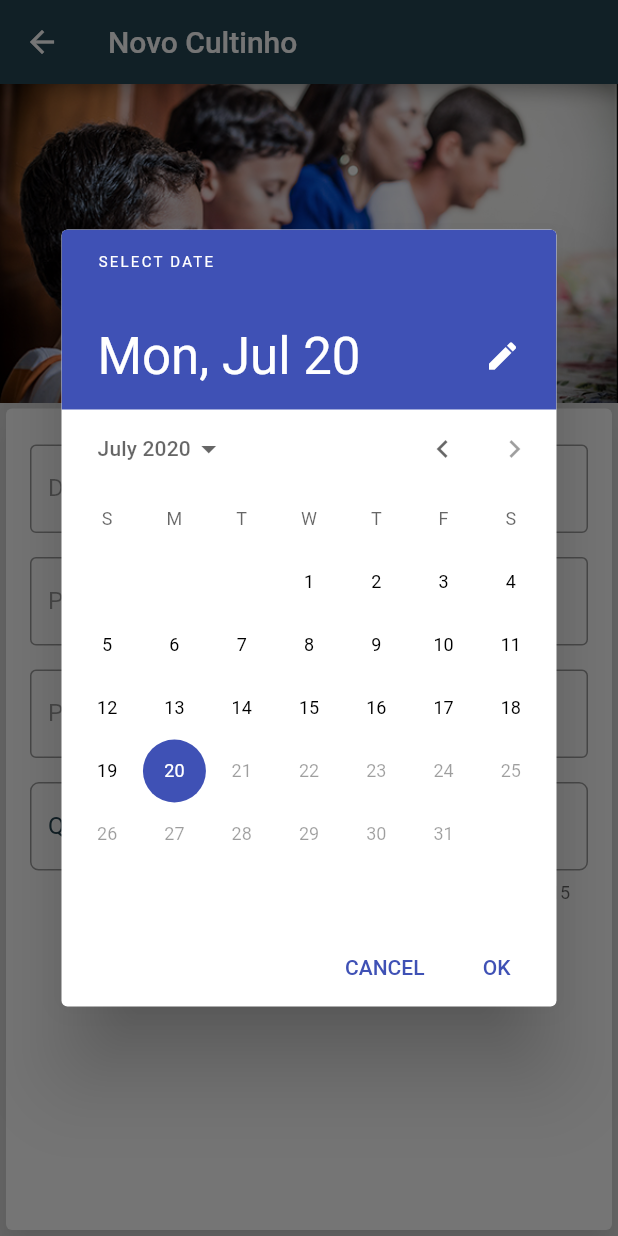
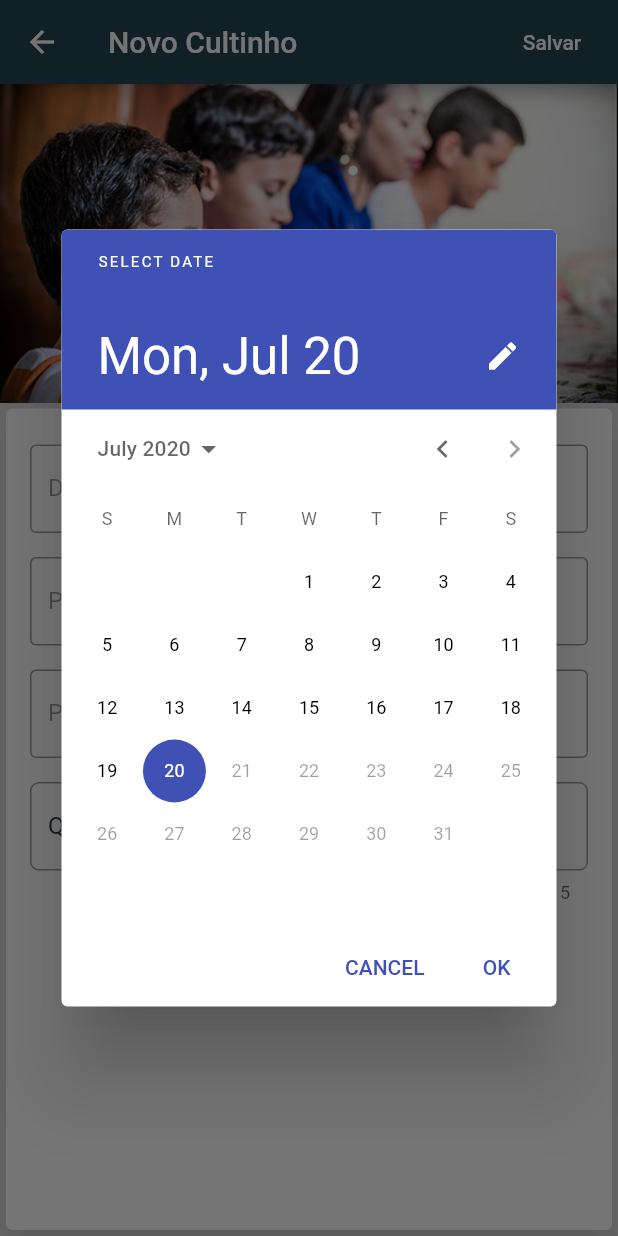
Before and after one commit to 1ucas/culto-domestico-app, a Flutter app: the NovoCultinho screen opened directly, after a tap on "Data", on a phone screen of 412 x 824 dp. Run offline on Flutter 3.47's test engine with Material 2 defaults, Android fonts, the phone set to English and light mode, and no system bars.

Commit message:
Salvando cultinho

```diff
--- a/lib/app/cultinhos/services/cultinho_service.dart
+++ b/lib/app/cultinhos/services/cultinho_service.dart
@@ -9,4 +9,8 @@ class CultinhoService {
   void removerCultinho({String id}) {
     return CultinhoLocalData.removerCultinho(id: id);
   }
+
+  void salvarCultinho({Cultinho cultinho}) {
+    return CultinhoLocalData.salvarNovoCultinho(cultinho: cultinho);
+  }
 }
--- a/lib/app/cultinhos/ui/cultinho_list_tile.dart
+++ b/lib/app/cultinhos/ui/cultinho_list_tile.dart
@@ -7,25 +7,25 @@ import 'package:flutter/material.dart';
 
 class CultinhoListTile extends StatelessWidget {
   final Cultinho cultinho;
-  final void Function(String id)onDelete;
+  final void Function(String id) onDelete;
 
-  const CultinhoListTile({Key key, @required this.cultinho, @required this.onDelete}) : super(key: key);
+  const CultinhoListTile(
+      {Key key, @required this.cultinho, @required this.onDelete})
+      : super(key: key);
 
   Widget _buildQuemOrou() {
     final quemOrou = cultinho.quemOrou;
-    return Row(
-      crossAxisAlignment: CrossAxisAlignment.start,
+    return Container(
+      width: 170,
+      child: Wrap(
         children: [
-        Text("Quem orou: "),
           if (quemOrou == null) ...<Widget>[
             Text("Ninguém orou"),
           ] else ...[
-          Padding(
-            padding: const EdgeInsets.only(left: 8.0),
-            child: Text(quemOrou),
-          ),
+            Text("Quem orou: $quemOrou"),
           ]
         ],
+      ),
     );
   }
 
@@ -37,11 +37,23 @@ class CultinhoListTile extends StatelessWidget {
         mainAxisAlignment: MainAxisAlignment.spaceBetween,
         children: [
           _buildQuemOrou(),
-          Text(
+          Padding(
+            padding: const EdgeInsets.only(left: 8.0),
+            child: Text(
               "Data: ${cultinho.dia}",
               style: TextStyle(fontSize: 12),
             ),
+          ),
         ],
+      ),
+    );
+  }
+
+  Widget _buildPassagemLida() {
+    return Padding(
+      padding: const EdgeInsets.all(8.0),
+      child: Text(
+                "Passagem Lida: ${cultinho.leituraFeita == null ? "" : cultinho.leituraFeita.first}",
               ),
     );
   }
@@ -54,12 +66,13 @@ class CultinhoListTile extends StatelessWidget {
             crossAxisAlignment: CrossAxisAlignment.start,
             children: [
               _buildTitle(),
+              _buildPassagemLida(),
               _buildPedidos(),
             ],
           ),
         ),
         Padding(
-          padding: const EdgeInsets.only(left: 8.0, right: 16.0),
+          padding: const EdgeInsets.only(left: 0.0, right: 8.0),
           child: IconButton(
               icon: Icon(Icons.delete_forever, color: AppStyle.DangerColor),
               onPressed: () {
--- a/lib/app/cultinhos/ui/novo_cultinho_page.dart
+++ b/lib/app/cultinhos/ui/novo_cultinho_page.dart
@@ -1,4 +1,6 @@
 import 'package:culto_domestico_app/app/common/styles/app_styles.dart';
+import 'package:culto_domestico_app/app/cultinhos/models/cultinho.dart';
+import 'package:culto_domestico_app/app/cultinhos/services/cultinho_service.dart';
 import 'package:culto_domestico_app/app/cultinhos/ui/passagem_biblica_dialog.dart';
 import 'package:culto_domestico_app/app/home/ui/models/passagem_biblica.dart';
 import 'package:culto_domestico_app/app/pedidos_oracao/models/pedido_oracao.dart';
@@ -17,10 +19,10 @@ class _NovoCultinhoState extends State<NovoCultinho> {
   TextEditingController _pedidosController = TextEditingController();
   TextEditingController _passagemLidaController = TextEditingController();
   TextEditingController _quemOrouController = TextEditingController();
-  String livro;
-  int capituloLido;
-  List<int> versiculosLidos;
+  DateTime _dataSelecionada;
   List<PedidoOracao> _pedidosOracao;
+  List<PassagemBiblica> _passagensLidas;
+  final _formKey = GlobalKey<FormState>();
 
   @override
   void dispose() {
@@ -35,7 +37,7 @@ class _NovoCultinhoState extends State<NovoCultinho> {
     return ListView(
       children: [
         Form(
-          key: Key("123"),
+          key: _formKey,
           child: Padding(
             padding: const EdgeInsets.all(16.0),
             child: Column(
@@ -59,6 +61,7 @@ class _NovoCultinhoState extends State<NovoCultinho> {
         firstDate: DateTime.tryParse('2019-06-10T00:00:00'),
         lastDate: DateTime.now());
     setState(() {
+      _dataSelecionada = date;
       if (date != null) {
         _dateController.text =
             "${date.day}/${date.month.toString().padLeft(2, '0')}/${date.year}";
@@ -109,9 +112,24 @@ class _NovoCultinhoState extends State<NovoCultinho> {
       },
     ).then((value) {
       setState(() {
-        _passagemLidaController.text = "Passagem: ${value.toString()}";
+        _passagensLidas = value;
+        _passagemLidaController.text =
+            value != null ? "Passagem: ${value.toString()}" : null;
       });
     });
+  }
+
+  _salvarCultinho() {
+    if(_formKey.currentState.validate()) {
+      final novoCultinho = Cultinho(
+        data: _dataSelecionada,
+        quemOrou: _quemOrouController.text,
+        leituraFeita: _passagensLidas,
+        pedidosOracao: _pedidosOracao
+      );
+      CultinhoService().salvarCultinho(cultinho: novoCultinho);
+      Navigator.pop(context);
+    }
   }
 
   Widget _buildData() {
@@ -237,6 +255,19 @@ class _NovoCultinhoState extends State<NovoCultinho> {
     return Scaffold(
       appBar: AppBar(
         backgroundColor: AppStyle.PrimaryColor,
+        actions: [
+          FlatButton(
+            child: Text(
+              "Salvar",
+              style: TextStyle(
+                color: Colors.white,
+              ),
+            ),
+            onPressed: () {
+              _salvarCultinho();
+            },
+          )
+        ],
         title: Text("Novo Cultinho"),
       ),
       body: _buildContents(),
--- a/lib/app/cultinhos/ui/passagem_selector.dart
+++ b/lib/app/cultinhos/ui/passagem_selector.dart
@@ -54,7 +54,6 @@ class _PassagemSelectorState extends State<PassagemSelector> {
             versiculos: versiculos.toList())
       ];
     } else {
-      return null;
     }
   }
 
--- a/lib/app/home/ui/models/passagem_biblica.dart
+++ b/lib/app/home/ui/models/passagem_biblica.dart
@@ -80,6 +80,9 @@ class PassagemBiblica {
   @override
   String toString()
   {
+    if(this == null) {
+      return "";
+    }
     final livro = this.livro.nome.substring(0, 2);
     var capitulos = "${this.capitulos[0].toString()}";
     if(this.capitulos.length == 2) {
--- a/lib/app/local/data/cultinhos_local_data.dart
+++ b/lib/app/local/data/cultinhos_local_data.dart
@@ -54,4 +54,9 @@ class CultinhoLocalData {
   static void removerCultinho({String id}) {
     _listaCultinhos.removeWhere((element) => element.id == id);
   }
+
+  static void salvarNovoCultinho({Cultinho cultinho}) {
+    _listaCultinhos.add(cultinho);
+  }
+
 }
```
Also changed, not shown: lib/app/home/ui/bottom_navigation.dart (deleted). Lines whose indentation alone changed are shown as unchanged.
